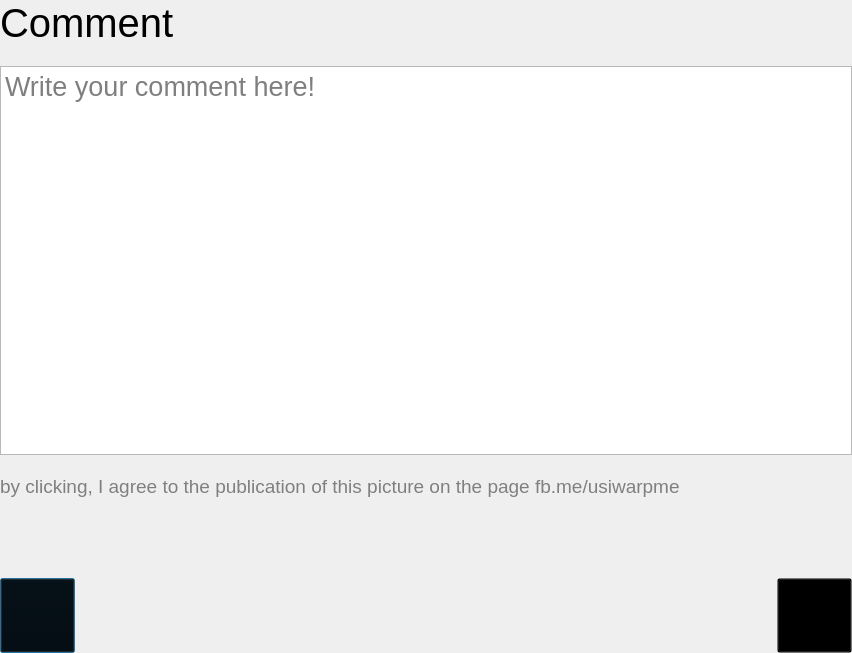
USI-Showroom/WarpMe, file src/qtTouch/FacebookManager.ui: the form before one commit.
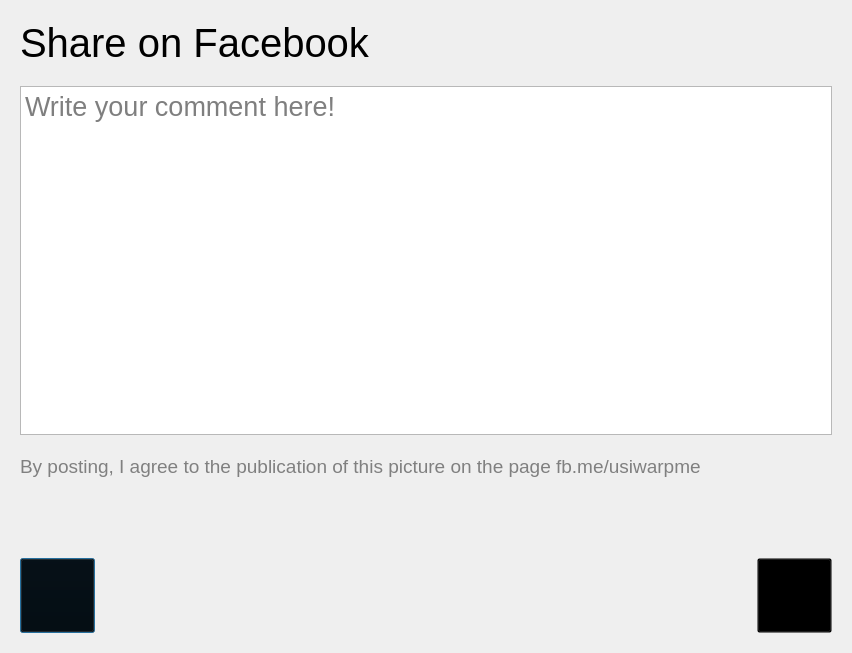
The form after the commit. Icons and pictures are not drawn. Custom widgets are drawn as their Qt base class.

```diff
--- a/src/qtTouch/FacebookManager.ui
+++ b/src/qtTouch/FacebookManager.ui
@@ -18,16 +18,16 @@
     <number>20</number>
    </property>
    <property name="leftMargin">
-    <number>0</number>
+    <number>20</number>
    </property>
    <property name="topMargin">
-    <number>0</number>
+    <number>20</number>
    </property>
    <property name="rightMargin">
-    <number>0</number>
+    <number>20</number>
    </property>
    <property name="bottomMargin">
-    <number>0</number>
+    <number>20</number>
    </property>
    <item>
     <widget class="QLabel" name="label">
@@ -35,7 +35,7 @@
       <string notr="true">font-size: 30pt;</string>
      </property>
      <property name="text">
-      <string>Comment</string>
+      <string>Share on Facebook</string>
      </property>
     </widget>
    </item>
@@ -57,7 +57,7 @@
       </font>
      </property>
      <property name="text">
-      <string>&lt;html&gt;&lt;head/&gt;&lt;body&gt;&lt;p&gt;&lt;span style=&quot; font-family:'Arial'; font-size:14pt; color:#808080;&quot;&gt;by clicking, I agree to the publication of this picture on the page fb.me/usiwarpme&lt;/span&gt;&lt;/p&gt;&lt;/body&gt;&lt;/html&gt;</string>
+      <string>&lt;html&gt;&lt;head/&gt;&lt;body&gt;&lt;p&gt;&lt;span style=&quot; font-family:'Arial'; font-size:14pt; color:#808080;&quot;&gt;By posting, I agree to the publication of this picture on the page fb.me/usiwarpme&lt;/span&gt;&lt;/p&gt;&lt;/body&gt;&lt;/html&gt;</string>
      </property>
     </widget>
    </item>
```
